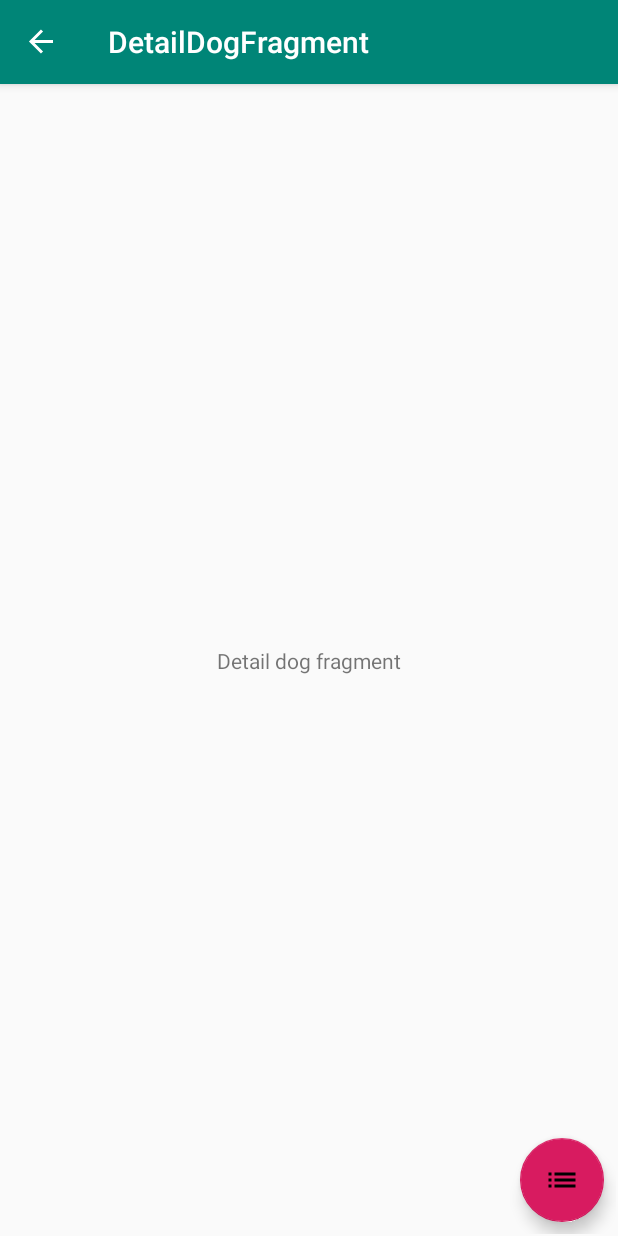
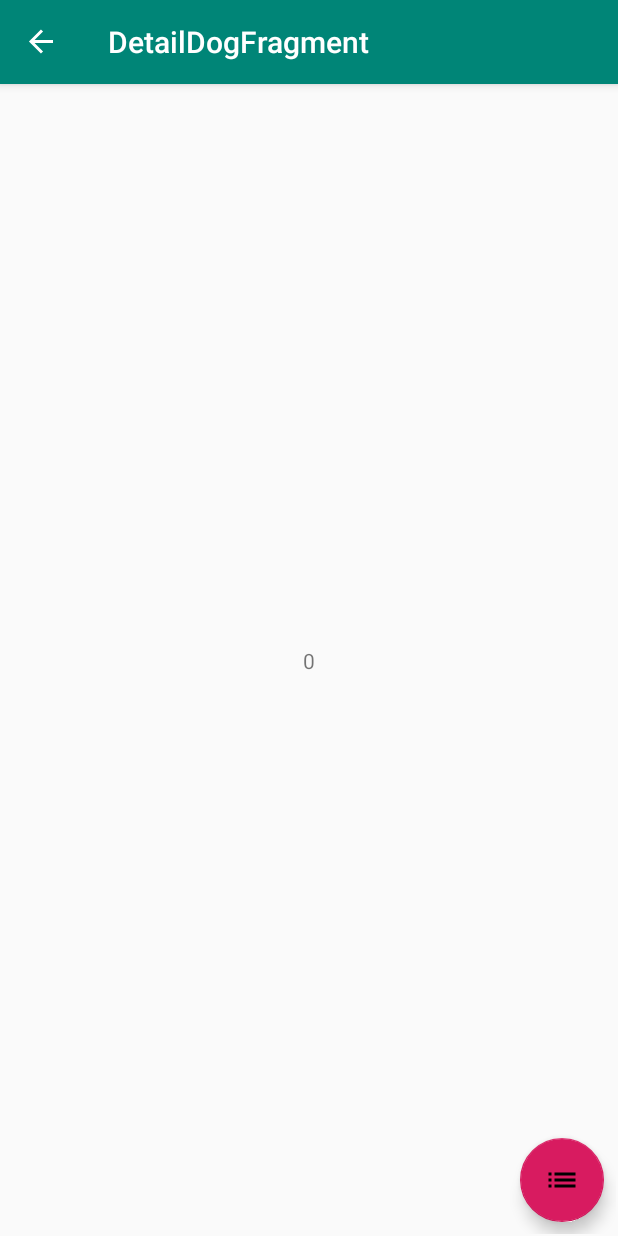
Before and after one commit to Flo314/Dogs, an Android app: the DetailDogFragment screen opened through its navigation route, on a phone screen of 412 x 824 dp. Run offline under Robolectric (Android 15) with nearby library versions, the phone set to English and light mode, and no system bars; our stand-ins replace data binding, navigation-ui.

Commit message:
passer des arguments entre fragment via la navigation + animations fade in

```diff
--- a/app/src/main/java/com/example/dogs/view/DetailDogFragment.kt
+++ b/app/src/main/java/com/example/dogs/view/DetailDogFragment.kt
@@ -17,6 +17,8 @@ import kotlinx.android.synthetic.main.fragment_detail_dog.*
  */
 class DetailDogFragment : Fragment() {
 
+    private var dogUuid = 0
+
     override fun onCreateView(
         inflater: LayoutInflater, container: ViewGroup?,
         savedInstanceState: Bundle?
@@ -28,9 +30,15 @@ class DetailDogFragment : Fragment() {
     override fun onViewCreated(view: View, savedInstanceState: Bundle?) {
         super.onViewCreated(view, savedInstanceState)
 
+        // Retrouver l'argument passé Si les arguments sont non null
+        arguments?.let {
+            dogUuid = DetailDogFragmentArgs.fromBundle(it).dogUuid
+            textView2.text = dogUuid.toString()
+        }
+
         // Navigation
-        val action = DetailDogFragmentDirections.actionListDogFragment()
         buttonList.setOnClickListener {
+            val action = DetailDogFragmentDirections.actionListDogFragment()
             Navigation.findNavController(it).navigate(action)
         }
     }
--- a/app/src/main/java/com/example/dogs/view/ListDogsFragment.kt
+++ b/app/src/main/java/com/example/dogs/view/ListDogsFragment.kt
@@ -28,8 +28,10 @@ class ListDogsFragment : Fragment() {
         super.onViewCreated(view, savedInstanceState)
 
         // Navigation
-        val action = ListDogsFragmentDirections.actionDetailDogFragment()
         buttonDetail.setOnClickListener {
+            val action = ListDogsFragmentDirections.actionDetailDogFragment()
+            // passé l'argument
+            action.dogUuid = 5
             Navigation.findNavController(it).navigate(action)
         }
     }
--- a/app/src/main/res/navigation/dog_navigation.xml
+++ b/app/src/main/res/navigation/dog_navigation.xml
@@ -9,7 +9,9 @@
         android:label="ListDogsFragment" >
         <action
             android:id="@+id/actionDetailDogFragment"
-            app:destination="@id/detailDogFragment" />
+            app:destination="@id/detailDogFragment"
+            app:enterAnim="@anim/nav_default_enter_anim"
+            app:exitAnim="@anim/nav_default_exit_anim" />
     </fragment>
     <fragment
         android:id="@+id/detailDogFragment"
@@ -17,6 +19,12 @@
         android:label="DetailDogFragment" >
         <action
             android:id="@+id/actionListDogFragment"
-            app:destination="@id/listDogsFragment" />
+            app:destination="@id/listDogsFragment"
+            app:enterAnim="@anim/nav_default_enter_anim"
+            app:exitAnim="@anim/nav_default_exit_anim" />
+        <argument
+            android:name="dogUuid"
+            android:defaultValue="0"
+            app:argType="integer"/>
     </fragment>
 </navigation>
```
Also changed, not shown: gradle.properties (line endings or trailing spaces).
